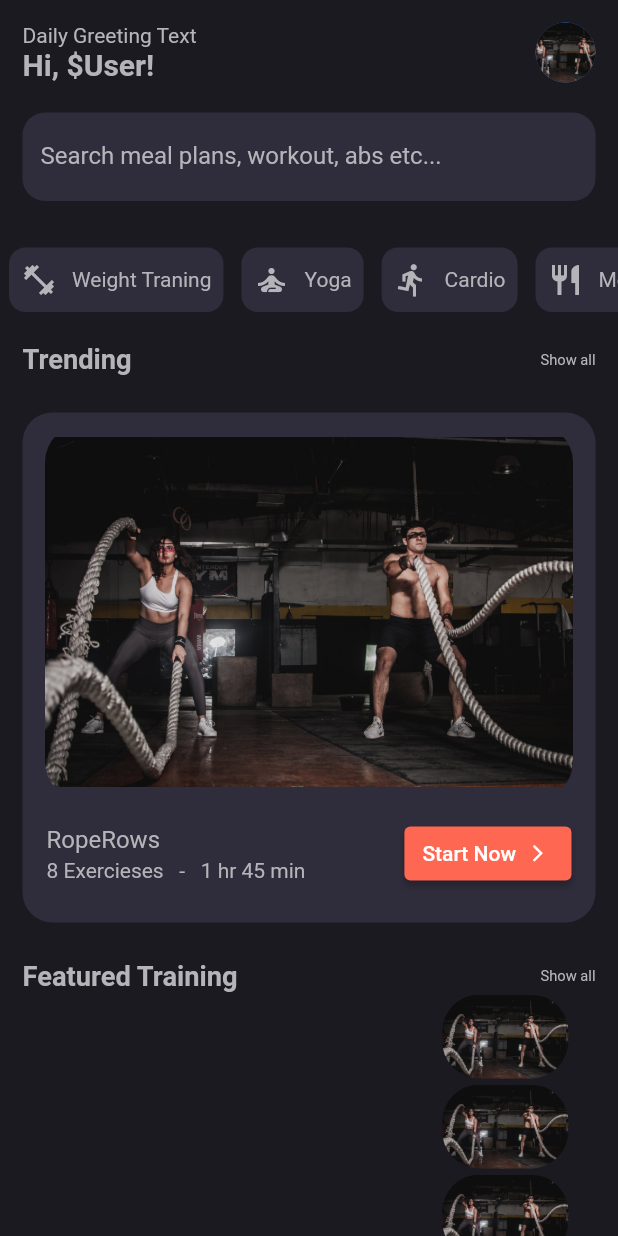
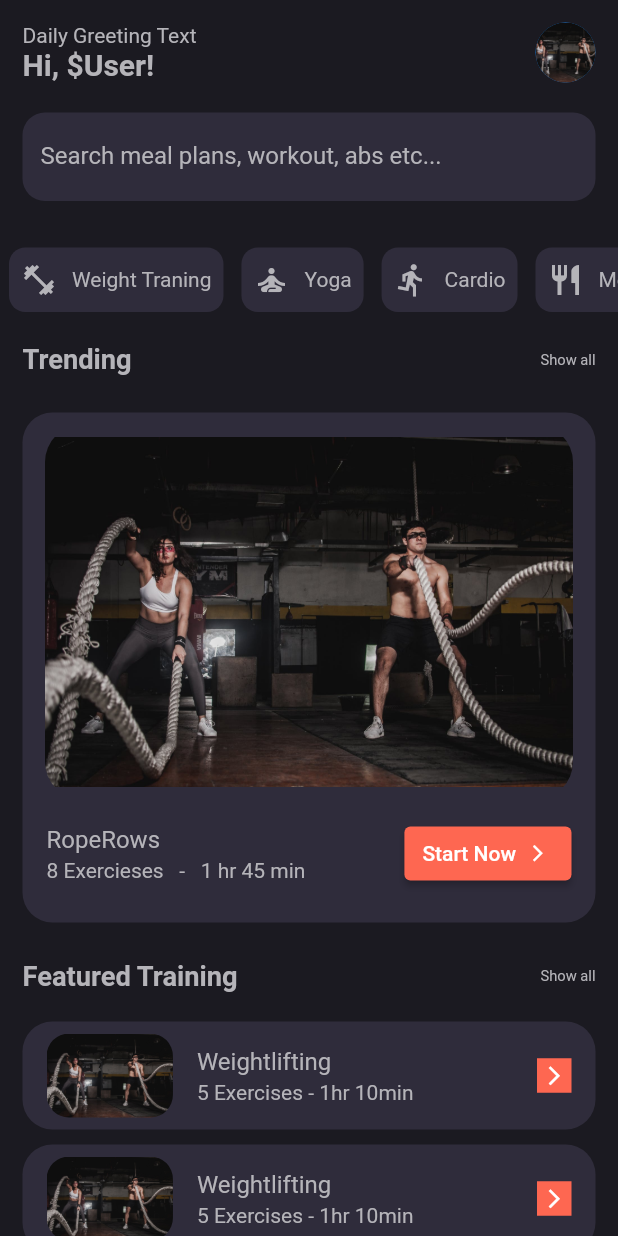
Before and after one commit to ColtonDevAcc/FitStack.ioApp-depricated, a Flutter app: the screen it shows after launch, on a phone screen of 412 x 824 dp. Run offline on Flutter 3.47's test engine with Material 2 defaults, Android fonts, the phone set to English and light mode, and no system bars.

Commit message:
HomeScreen

```diff
--- a/lib/views/home/homeView.dart
+++ b/lib/views/home/homeView.dart
@@ -25,12 +25,19 @@ class HomeView extends StatelessWidget {
                           Column(
                             crossAxisAlignment: CrossAxisAlignment.start,
                             children: [
-                              Text('Daily Greeting Text', style: TextStyle(color: Apptheme.mainTextColor)),
-                              Text('Hi, \$User!', style: TextStyle(color: Apptheme.mainTextColor, fontWeight: FontWeight.bold, fontSize: 20)),
+                              Text('Daily Greeting Text',
+                                  style:
+                                      TextStyle(color: Apptheme.mainTextColor)),
+                              Text('Hi, \$User!',
+                                  style: TextStyle(
+                                      color: Apptheme.mainTextColor,
+                                      fontWeight: FontWeight.bold,
+                                      fontSize: 20)),
                             ],
                           ),
                           CircleAvatar(
-                            backgroundImage: AssetImage('assets/images/RopeSwings.png'),
+                            backgroundImage:
+                                AssetImage('assets/images/RopeSwings.png'),
                           )
                         ],
                       ),
@@ -46,7 +53,10 @@ class HomeView extends StatelessWidget {
                           labelText: 'Search meal plans, workout, abs etc...',
                           labelStyle: TextStyle(color: Apptheme.mainTextColor),
                           fillColor: Apptheme.mainCardColor,
-                          enabledBorder: OutlineInputBorder(borderSide: BorderSide(color: Colors.white.withOpacity(0)), borderRadius: BorderRadius.circular(15)),
+                          enabledBorder: OutlineInputBorder(
+                              borderSide: BorderSide(
+                                  color: Colors.white.withOpacity(0)),
+                              borderRadius: BorderRadius.circular(15)),
                         ),
                       ),
                       SizedBox(height: 10),
@@ -59,16 +69,19 @@ class HomeView extends StatelessWidget {
                     shrinkWrap: true,
                     scrollDirection: Axis.horizontal,
                     children: <Widget>[
-                      recommendationTab(text: "Weight Traning", icon: Icons.fitness_center),
-                      recommendationTab(text: "Yoga", icon: Icons.self_improvement),
-                      recommendationTab(text: "Cardio", icon: Icons.directions_run),
-                      recommendationTab(text: "Meal Plan", icon: Icons.restaurant),
+                      recommendationTab(
+                          text: "Weight Traning", icon: Icons.fitness_center),
+                      recommendationTab(
+                          text: "Yoga", icon: Icons.self_improvement),
+                      recommendationTab(
+                          text: "Cardio", icon: Icons.directions_run),
+                      recommendationTab(
+                          text: "Meal Plan", icon: Icons.restaurant),
                     ],
                   ),
                 ),
-                SafeArea(
-                  child: Flexible(
-                    fit: FlexFit.loose,
+                Container(
+                  height: 654,
                   child: Container(
                     width: MediaQuery.of(context).size.width,
                     child: ListView(
@@ -81,24 +94,46 @@ class HomeView extends StatelessWidget {
                           child: Column(
                             children: [
                               Row(
-                                  mainAxisAlignment: MainAxisAlignment.spaceBetween,
-                                  children: [Text('Trending', textScaleFactor: 1.3, style: TextStyle(fontWeight: FontWeight.bold, color: Apptheme.mainTextColor)), Text('Show all', textScaleFactor: .7, style: TextStyle(color: Apptheme.mainTextColor))],
+                                mainAxisAlignment:
+                                    MainAxisAlignment.spaceBetween,
+                                children: [
+                                  Text('Trending',
+                                      textScaleFactor: 1.3,
+                                      style: TextStyle(
+                                          fontWeight: FontWeight.bold,
+                                          color: Apptheme.mainTextColor)),
+                                  Text('Show all',
+                                      textScaleFactor: .7,
+                                      style: TextStyle(
+                                          color: Apptheme.mainTextColor))
+                                ],
                               ),
                               featuredCard(context: context),
                               Row(
-                                  mainAxisAlignment: MainAxisAlignment.spaceBetween,
-                                  children: [Text('Featured Training', textScaleFactor: 1.3, style: TextStyle(fontWeight: FontWeight.bold, color: Apptheme.mainTextColor)), Text('Show all', textScaleFactor: .7, style: TextStyle(color: Apptheme.mainTextColor))],
+                                mainAxisAlignment:
+                                    MainAxisAlignment.spaceBetween,
+                                children: [
+                                  Text('Featured Training',
+                                      textScaleFactor: 1.3,
+                                      style: TextStyle(
+                                          fontWeight: FontWeight.bold,
+                                          color: Apptheme.mainTextColor)),
+                                  Text('Show all',
+                                      textScaleFactor: .7,
+                                      style: TextStyle(
+                                          color: Apptheme.mainTextColor))
+                                ],
                               ),
-                                featuredTabCard(),
-                                featuredTabCard(),
-                                featuredTabCard(),
-                                featuredTabCard(),
-                                featuredTabCard(),
+                              SizedBox(height: 15),
+                              featuredHorizontalTabCard(),
+                              featuredHorizontalTabCard(),
+                              featuredHorizontalTabCard(),
+                              featuredHorizontalTabCard(),
+                              featuredHorizontalTabCard(),
                             ],
                           ),
                         )
                       ],
-                      ),
                     ),
                   ),
                 )
@@ -136,7 +171,9 @@ class HomeView extends StatelessWidget {
     return Padding(
       padding: const EdgeInsets.fromLTRB(0, 25, 0, 25),
       child: Container(
-        decoration: BoxDecoration(borderRadius: BorderRadius.circular(20), color: Apptheme.mainCardColor),
+        decoration: BoxDecoration(
+            borderRadius: BorderRadius.circular(20),
+            color: Apptheme.mainCardColor),
         height: 340,
         width: MediaQuery.of(context).size.width.toDouble(),
         child: Column(
@@ -156,9 +193,11 @@ class HomeView extends StatelessWidget {
             ),
             ListTile(
               title: Text('RopeRows'),
-              subtitle: Text('8 Exercieses   -   1 hr 45 min', style: TextStyle(color: Apptheme.mainTextColor)),
+              subtitle: Text('8 Exercieses   -   1 hr 45 min',
+                  style: TextStyle(color: Apptheme.mainTextColor)),
               trailing: ElevatedButton.icon(
-                style: ElevatedButton.styleFrom(primary: Apptheme.mainButonColor),
+                style:
+                    ElevatedButton.styleFrom(primary: Apptheme.mainButonColor),
                 onPressed: () {},
                 icon: Text('Start Now'),
                 label: Icon(
@@ -173,13 +212,34 @@ class HomeView extends StatelessWidget {
     );
   }
 
-  Padding featuredTabCard() {
+  Padding featuredHorizontalTabCard() {
     return Padding(
-      padding: EdgeInsets.all(2),
+      padding: EdgeInsets.fromLTRB(0, 5, 0, 5),
+      child: Container(
+        decoration: BoxDecoration(
+            borderRadius: BorderRadius.circular(20),
+            color: Apptheme.mainCardColor),
         child: ListTile(
-        trailing: ClipRRect(
-          borderRadius: BorderRadius.circular(25),
+          title: Text('Weightlifting'),
+          leading: ClipRRect(
+            borderRadius: BorderRadius.all(Radius.elliptical(15, 15)),
             child: Image.asset('assets/images/RopeSwings.png'),
+          ),
+          subtitle: Text(
+            '5 Exercises - 1hr 10min',
+            style: TextStyle(color: Apptheme.mainTextColor),
+          ),
+          trailing: Container(
+            color: Apptheme.mainButonColor,
+            child: Padding(
+              padding: const EdgeInsets.all(4.0),
+              child: Icon(
+                Icons.arrow_forward_ios,
+                size: 15,
+                color: Colors.white,
+              ),
+            ),
+          ),
         ),
       ),
     );
--- a/pubspec.yaml
+++ b/pubspec.yaml
@@ -23,4 +23,3 @@ flutter:
   uses-material-design: true
   assets:
     - assets/images/
-    - assets/fonts/
```
Also changed, not shown: pubspec.lock. Lines whose indentation alone changed are shown as unchanged.
